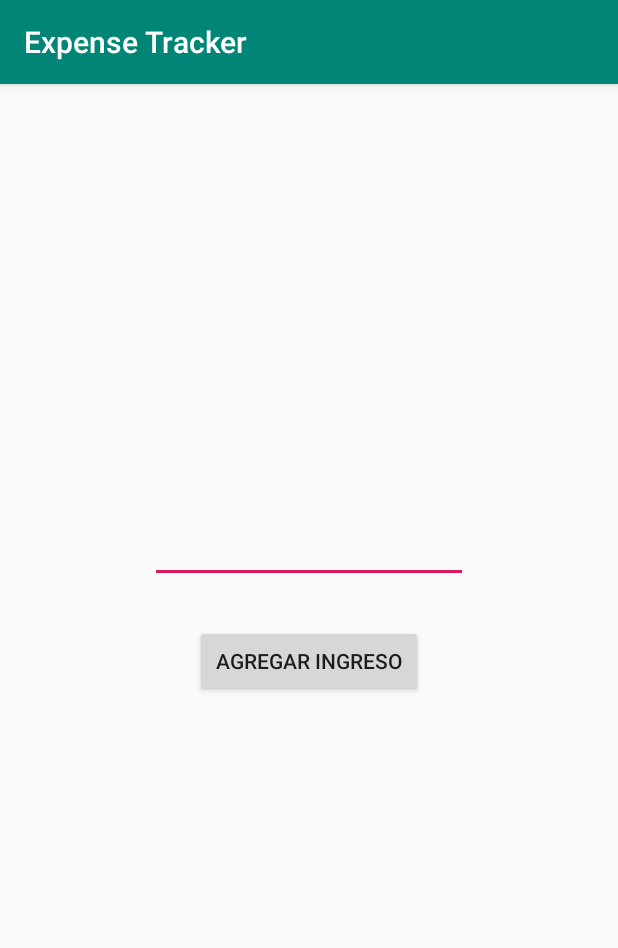
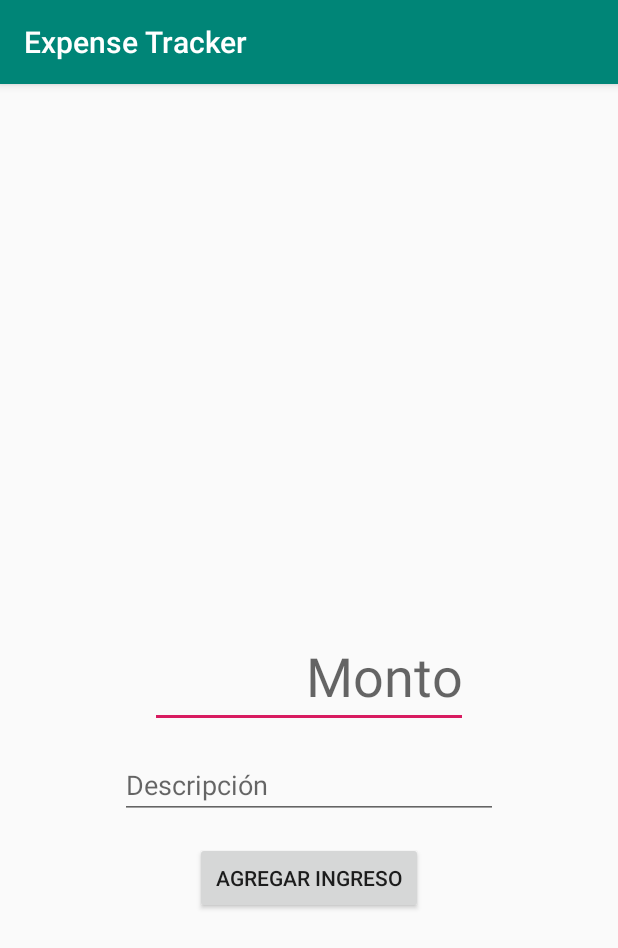
Before and after one commit to Kenneth-hv/ExpenseTracker, an Android app: the AddIncomeActivity screen opened directly, with no data from a screen before it, on a phone screen of 412 x 824 dp. Shown: the top 948 px of the screen. Run offline under Robolectric (Android 15) with nearby library versions, the phone set to English and light mode, and no system bars.

Commit message:
Added the insertion of income description.

```diff
--- a/app/src/main/java/com/example/expensetracker/AddIncomeActivity.java
+++ b/app/src/main/java/com/example/expensetracker/AddIncomeActivity.java
@@ -2,6 +2,11 @@ package com.example.expensetracker;
 
 import android.support.v7.app.AppCompatActivity;
 import android.os.Bundle;
+import android.view.View;
+import android.widget.EditText;
+
+import com.example.expensetracker.controler.ExpenseTracker;
+import com.example.expensetracker.data.Expense;
 
 public class AddIncomeActivity extends AppCompatActivity {
 
@@ -10,4 +15,16 @@ public class AddIncomeActivity extends AppCompatActivity {
         super.onCreate(savedInstanceState);
         setContentView(R.layout.activity_add_income);
     }
+
+    public void addIncomeButtonClick(View view){
+
+        EditText editText_income = findViewById(R.id.incomeInput);
+        EditText editText_descriptionInput = findViewById(R.id.incomeDescriptionInput);
+
+        float value = Float.parseFloat(editText_income.getText().toString());
+        String description = editText_descriptionInput.getText().toString();
+        ExpenseTracker.getInstance().addIncome(value, description);
+
+        finish();
+    }
 }
--- a/app/src/main/res/layout/activity_add_income.xml
+++ b/app/src/main/res/layout/activity_add_income.xml
@@ -12,11 +12,12 @@
         android:layout_height="wrap_content"
         android:layout_marginStart="100dp"
         android:layout_marginLeft="100dp"
-        android:layout_marginTop="263dp"
+        android:layout_marginTop="360dp"
         android:layout_marginEnd="100dp"
         android:layout_marginRight="100dp"
         android:ems="10"
         android:gravity="right"
+        android:hint="Monto"
         android:inputType="numberDecimal"
         android:textColor="@android:color/holo_red_dark"
         android:textSize="36sp"
@@ -31,12 +32,30 @@
         android:layout_height="wrap_content"
         android:layout_marginStart="130dp"
         android:layout_marginLeft="130dp"
-        android:layout_marginTop="28dp"
+        android:layout_marginTop="15dp"
         android:layout_marginEnd="130dp"
         android:layout_marginRight="130dp"
+        android:onClick="addIncomeButtonClick"
         android:text="Agregar Ingreso"
         app:layout_constraintEnd_toEndOf="parent"
-        app:layout_constraintHorizontal_bias="0.476"
+        app:layout_constraintHorizontal_bias="1.0"
+        app:layout_constraintStart_toStartOf="parent"
+        app:layout_constraintTop_toBottomOf="@+id/incomeDescriptionInput" />
+
+    <EditText
+        android:id="@+id/incomeDescriptionInput"
+        android:layout_width="0dp"
+        android:layout_height="wrap_content"
+        android:layout_marginStart="80dp"
+        android:layout_marginLeft="80dp"
+        android:layout_marginTop="15dp"
+        android:layout_marginEnd="80dp"
+        android:layout_marginRight="80dp"
+        android:ems="10"
+        android:hint="Descripción"
+        android:inputType="textShortMessage|textPersonName"
+        app:layout_constraintEnd_toEndOf="parent"
         app:layout_constraintStart_toStartOf="parent"
         app:layout_constraintTop_toBottomOf="@+id/incomeInput" />
+
 </android.support.constraint.ConstraintLayout>
```
